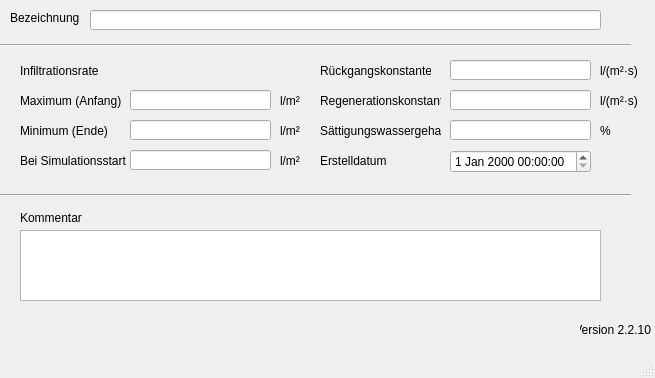
This is qkan/database/templates/bodenklassen.ui in hoettges/QKan as Qt 5 draws it before an edit. The edited form follows.
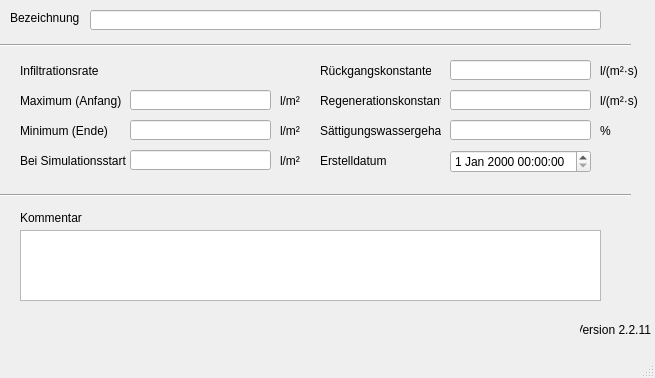
This is the edited form. Custom widgets are drawn as their Qt base class.

What changed in the file:
```diff
--- a/qkan/database/templates/bodenklassen.ui
+++ b/qkan/database/templates/bodenklassen.ui
@@ -354,7 +354,7 @@
      <string>Version QKan Import</string>
     </property>
     <property name="text">
-     <string>Version 2.2.10</string>
+     <string>Version 2.2.11</string>
     </property>
     <property name="alignment">
      <set>Qt::AlignRight|Qt::AlignTrailing|Qt::AlignVCenter</set>
```
